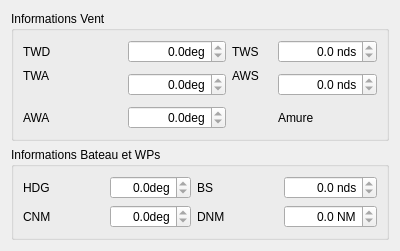
Old version of the form src/Ui/routeInfo.ui in the repository nohal/qtVlm.
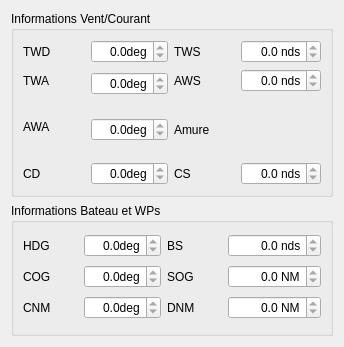
New version of the form.

Commit message: Take current in account in ROUTE. Add COG, SOG, CS, CD information in various places. Take current in account in ROUTAGE. Take current in account in Reckoning (esteem). Take current in account in Grib esteem.

The edit to the form file:
```diff
--- a/src/Ui/routeInfo.ui
+++ b/src/Ui/routeInfo.ui
@@ -6,8 +6,8 @@
    <rect>
     <x>0</x>
     <y>0</y>
-    <width>400</width>
-    <height>243</height>
+    <width>344</width>
+    <height>347</height>
    </rect>
   </property>
   <property name="windowTitle">
@@ -17,18 +17,11 @@
    <item row="0" column="0">
     <widget class="QGroupBox" name="groupBox">
      <property name="title">
-      <string>Informations Vent</string>
+      <string>Informations Vent/Courant</string>
      </property>
      <layout class="QGridLayout" name="gridLayout_2">
-      <item row="0" column="0">
-       <widget class="QLabel" name="lTWD">
-        <property name="text">
-         <string>TWD</string>
-        </property>
-       </widget>
-      </item>
-      <item row="0" column="1">
-       <widget class="QDoubleSpinBox" name="TWD">
+      <item row="1" column="1" rowspan="2">
+       <widget class="QDoubleSpinBox" name="TWA">
         <property name="alignment">
          <set>Qt::AlignRight|Qt::AlignTrailing|Qt::AlignVCenter</set>
         </property>
@@ -46,15 +39,22 @@
         </property>
        </widget>
       </item>
-      <item row="0" column="2">
+      <item row="3" column="0" rowspan="2">
+       <widget class="QLabel" name="lAWA">
+        <property name="text">
+         <string>AWA</string>
+        </property>
+       </widget>
+      </item>
+      <item row="0" column="3">
        <widget class="QLabel" name="lTWS">
         <property name="text">
          <string>TWS</string>
         </property>
        </widget>
       </item>
-      <item row="0" column="3">
-       <widget class="QDoubleSpinBox" name="TWS">
+      <item row="3" column="1" rowspan="3">
+       <widget class="QDoubleSpinBox" name="AWA">
         <property name="alignment">
          <set>Qt::AlignRight|Qt::AlignTrailing|Qt::AlignVCenter</set>
         </property>
@@ -62,7 +62,7 @@
          <bool>true</bool>
         </property>
         <property name="suffix">
-         <string> nds</string>
+         <string>deg</string>
         </property>
         <property name="decimals">
          <number>1</number>
@@ -76,8 +76,47 @@
         </property>
        </widget>
       </item>
-      <item row="1" column="1" rowspan="2">
-       <widget class="QDoubleSpinBox" name="TWA">
+      <item row="0" column="0">
+       <widget class="QLabel" name="lTWD">
+        <property name="text">
+         <string>TWD</string>
+        </property>
+       </widget>
+      </item>
+      <item row="1" column="4">
+       <widget class="QDoubleSpinBox" name="AWS">
+        <property name="alignment">
+         <set>Qt::AlignRight|Qt::AlignTrailing|Qt::AlignVCenter</set>
+        </property>
+        <property name="readOnly">
+         <bool>true</bool>
+        </property>
+        <property name="suffix">
+         <string> nds</string>
+        </property>
+        <property name="decimals">
+         <number>1</number>
+        </property>
+       </widget>
+      </item>
+      <item row="0" column="4">
+       <widget class="QDoubleSpinBox" name="TWS">
+        <property name="alignment">
+         <set>Qt::AlignRight|Qt::AlignTrailing|Qt::AlignVCenter</set>
+        </property>
+        <property name="readOnly">
+         <bool>true</bool>
+        </property>
+        <property name="suffix">
+         <string> nds</string>
+        </property>
+        <property name="decimals">
+         <number>1</number>
+        </property>
+       </widget>
+      </item>
+      <item row="0" column="1">
+       <widget class="QDoubleSpinBox" name="TWD">
         <property name="alignment">
          <set>Qt::AlignRight|Qt::AlignTrailing|Qt::AlignVCenter</set>
         </property>
@@ -95,15 +134,48 @@
         </property>
        </widget>
       </item>
-      <item row="1" column="2">
+      <item row="1" column="3">
        <widget class="QLabel" name="lAWS">
         <property name="text">
          <string>AWS</string>
         </property>
        </widget>
       </item>
-      <item row="1" column="3" rowspan="2">
-       <widget class="QDoubleSpinBox" name="AWS">
+      <item row="7" column="3">
+       <widget class="QLabel" name="sogLab">
+        <property name="text">
+         <string>CS</string>
+        </property>
+       </widget>
+      </item>
+      <item row="7" column="0">
+       <widget class="QLabel" name="lTWA_6">
+        <property name="text">
+         <string>CD</string>
+        </property>
+       </widget>
+      </item>
+      <item row="7" column="1">
+       <widget class="QDoubleSpinBox" name="CD">
+        <property name="alignment">
+         <set>Qt::AlignRight|Qt::AlignTrailing|Qt::AlignVCenter</set>
+        </property>
+        <property name="readOnly">
+         <bool>true</bool>
+        </property>
+        <property name="suffix">
+         <string>deg</string>
+        </property>
+        <property name="decimals">
+         <number>1</number>
+        </property>
+        <property name="maximum">
+         <double>500.000000000000000</double>
+        </property>
+       </widget>
+      </item>
+      <item row="7" column="4">
+       <widget class="QDoubleSpinBox" name="CS">
         <property name="alignment">
          <set>Qt::AlignRight|Qt::AlignTrailing|Qt::AlignVCenter</set>
         </property>
@@ -118,7 +190,7 @@
         </property>
        </widget>
       </item>
-      <item row="2" column="2" rowspan="2">
+      <item row="4" column="4">
        <widget class="QLabel" name="iconWind">
         <property name="sizePolicy">
          <sizepolicy hsizetype="Fixed" vsizetype="Fixed">
@@ -143,30 +215,7 @@
         </property>
        </widget>
       </item>
-      <item row="3" column="0">
-       <widget class="QLabel" name="lAWA">
-        <property name="text">
-         <string>AWA</string>
-        </property>
-       </widget>
-      </item>
-      <item row="3" column="1">
-       <widget class="QDoubleSpinBox" name="AWA">
-        <property name="alignment">
-         <set>Qt::AlignRight|Qt::AlignTrailing|Qt::AlignVCenter</set>
-        </property>
-        <property name="readOnly">
-         <bool>true</bool>
-        </property>
-        <property name="suffix">
-         <string>deg</string>
-        </property>
-        <property name="decimals">
-         <number>1</number>
-        </property>
-       </widget>
-      </item>
-      <item row="3" column="3">
+      <item row="4" column="3">
        <widget class="QLabel" name="amure">
         <property name="text">
          <string>Amure</string>
@@ -182,14 +231,7 @@
       <string>Informations Bateau et WPs</string>
      </property>
      <layout class="QGridLayout" name="gridLayout_3">
-      <item row="0" column="0">
-       <widget class="QLabel" name="lTWA_3">
-        <property name="text">
-         <string>HDG</string>
-        </property>
-       </widget>
-      </item>
-      <item row="0" column="1">
+      <item row="0" column="2">
        <widget class="QDoubleSpinBox" name="HDG">
         <property name="alignment">
          <set>Qt::AlignRight|Qt::AlignTrailing|Qt::AlignVCenter</set>
@@ -208,14 +250,52 @@
         </property>
        </widget>
       </item>
-      <item row="0" column="2">
+      <item row="3" column="2">
+       <widget class="QDoubleSpinBox" name="CNM">
+        <property name="alignment">
+         <set>Qt::AlignRight|Qt::AlignTrailing|Qt::AlignVCenter</set>
+        </property>
+        <property name="readOnly">
+         <bool>true</bool>
+        </property>
+        <property name="suffix">
+         <string>deg</string>
+        </property>
+        <property name="decimals">
+         <number>1</number>
+        </property>
+        <property name="maximum">
+         <double>500.000000000000000</double>
+        </property>
+       </widget>
+      </item>
+      <item row="3" column="5">
+       <widget class="QDoubleSpinBox" name="DNM">
+        <property name="alignment">
+         <set>Qt::AlignRight|Qt::AlignTrailing|Qt::AlignVCenter</set>
+        </property>
+        <property name="readOnly">
+         <bool>true</bool>
+        </property>
+        <property name="suffix">
+         <string> NM</string>
+        </property>
+        <property name="decimals">
+         <number>1</number>
+        </property>
+        <property name="maximum">
+         <double>10000.000000000000000</double>
+        </property>
+       </widget>
+      </item>
+      <item row="0" column="3">
        <widget class="QLabel" name="lTWA_2">
         <property name="text">
          <string>BS</string>
         </property>
        </widget>
       </item>
-      <item row="0" column="3">
+      <item row="0" column="5">
        <widget class="QDoubleSpinBox" name="BS">
         <property name="alignment">
          <set>Qt::AlignRight|Qt::AlignTrailing|Qt::AlignVCenter</set>
@@ -231,41 +311,62 @@
         </property>
        </widget>
       </item>
-      <item row="1" column="0">
-       <widget class="QLabel" name="lTWA_4">
-        <property name="text">
-         <string>CNM</string>
-        </property>
-       </widget>
-      </item>
-      <item row="1" column="1">
-       <widget class="QDoubleSpinBox" name="CNM">
-        <property name="alignment">
-         <set>Qt::AlignRight|Qt::AlignTrailing|Qt::AlignVCenter</set>
-        </property>
-        <property name="readOnly">
-         <bool>true</bool>
-        </property>
-        <property name="suffix">
-         <string>deg</string>
-        </property>
-        <property name="decimals">
-         <number>1</number>
-        </property>
-        <property name="maximum">
-         <double>500.000000000000000</double>
-        </property>
-       </widget>
-      </item>
-      <item row="1" column="2">
+      <item row="3" column="3">
        <widget class="QLabel" name="lTWA_5">
         <property name="text">
          <string>DNM</string>
         </property>
        </widget>
       </item>
+      <item row="0" column="0">
+       <widget class="QLabel" name="lTWA_3">
+        <property name="text">
+         <string>HDG</string>
+        </property>
+       </widget>
+      </item>
+      <item row="3" column="0">
+       <widget class="QLabel" name="lTWA_4">
+        <property name="text">
+         <string>CNM</string>
+        </property>
+       </widget>
+      </item>
+      <item row="1" column="2">
+       <widget class="QDoubleSpinBox" name="COG">
+        <property name="alignment">
+         <set>Qt::AlignRight|Qt::AlignTrailing|Qt::AlignVCenter</set>
+        </property>
+        <property name="readOnly">
+         <bool>true</bool>
+        </property>
+        <property name="suffix">
+         <string>deg</string>
+        </property>
+        <property name="decimals">
+         <number>1</number>
+        </property>
+        <property name="maximum">
+         <double>500.000000000000000</double>
+        </property>
+       </widget>
+      </item>
+      <item row="1" column="0">
+       <widget class="QLabel" name="lTWA_8">
+        <property name="text">
+         <string>COG</string>
+        </property>
+       </widget>
+      </item>
       <item row="1" column="3">
-       <widget class="QDoubleSpinBox" name="DNM">
+       <widget class="QLabel" name="lTWA_7">
+        <property name="text">
+         <string>SOG</string>
+        </property>
+       </widget>
+      </item>
+      <item row="1" column="5">
+       <widget class="QDoubleSpinBox" name="SOG">
         <property name="alignment">
          <set>Qt::AlignRight|Qt::AlignTrailing|Qt::AlignVCenter</set>
         </property>
```
Left out of the diff: 15 changed lines with no effect on the pictures. The commit also changes 18 other files.
